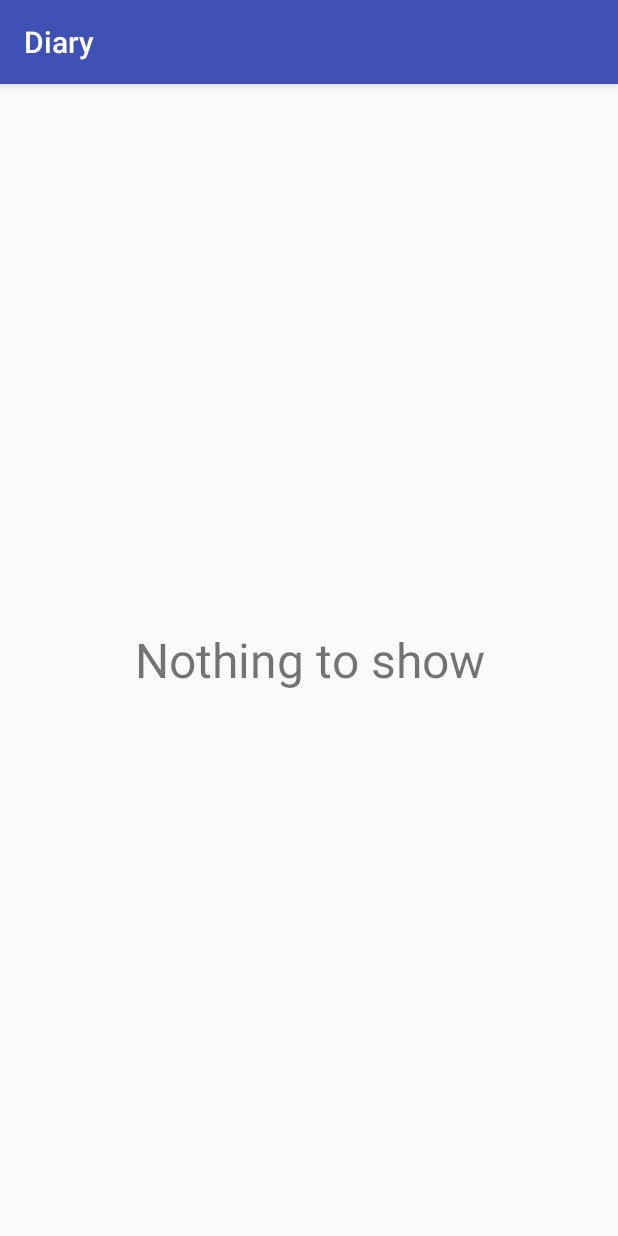
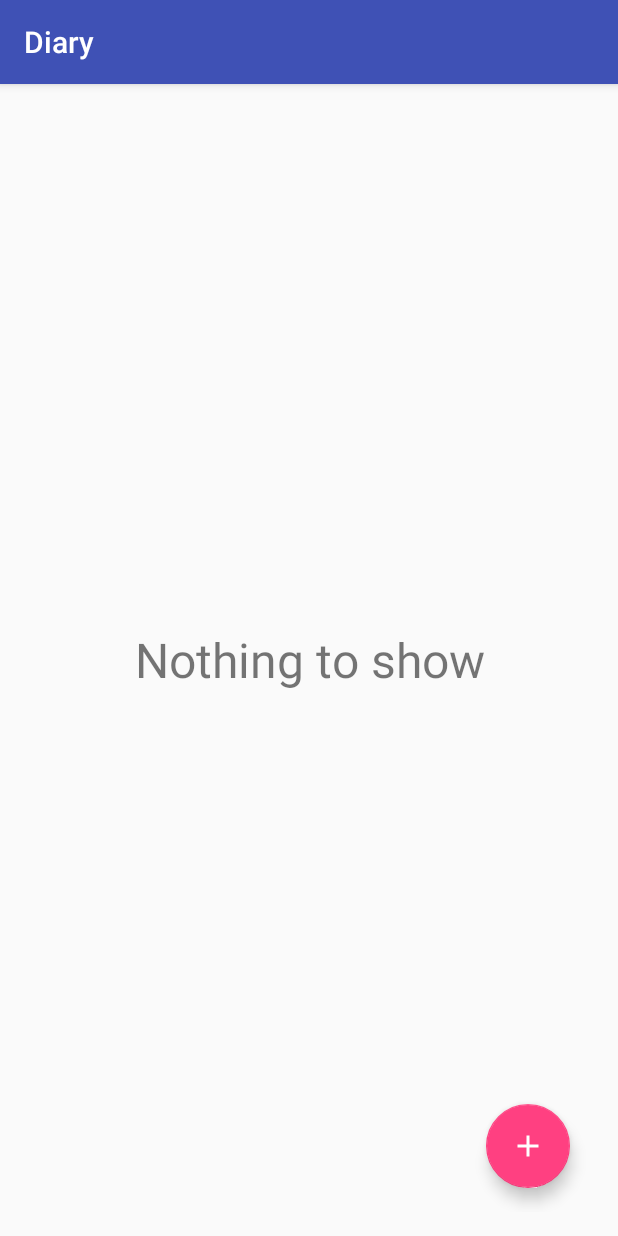
Before and after one commit to mjuopperi/Diary, an Android app: the screen it shows after launch (DiaryActivity), on a phone screen of 412 x 824 dp. Run offline under Robolectric (Android 15) with nearby library versions, the phone set to English and light mode, and no system bars.

Commit message:
Implement adding new entries

```diff
--- a/app/build.gradle
+++ b/app/build.gradle
@@ -26,4 +26,5 @@ dependencies {
     compile fileTree(dir: 'libs', include: ['*.jar'])
     testCompile 'junit:junit:4.12'
     compile 'com.android.support:appcompat-v7:24.2.0'
+    compile 'com.android.support:design:24.2.0'
 }
--- a/app/src/main/AndroidManifest.xml
+++ b/app/src/main/AndroidManifest.xml
@@ -15,6 +15,7 @@
                 <category android:name="android.intent.category.LAUNCHER" />
             </intent-filter>
         </activity>
+        <activity android:name=".AddEntryActivity" android:label="@string/label_add_entry"></activity>
     </application>
 
 </manifest>
--- /dev/null
+++ b/app/src/main/res/drawable/plus.xml
@@ -0,0 +1,8 @@
+<!-- drawable/plus.xml -->
+<vector xmlns:android="http://schemas.android.com/apk/res/android"
+    android:height="24dp"
+    android:width="24dp"
+    android:viewportWidth="24"
+    android:viewportHeight="24">
+    <path android:fillColor="#fff" android:pathData="M19,13H13V19H11V13H5V11H11V5H13V11H19V13Z" />
+</vector>
--- a/app/src/main/res/layout/activity_diary.xml
+++ b/app/src/main/res/layout/activity_diary.xml
@@ -23,6 +23,18 @@
         android:textSize="32sp"
         android:gravity="center" />
 
+    <android.support.design.widget.FloatingActionButton
+        android:id="@+id/add_entry_button"
+        app:fabSize="normal"
         android:layout_width="wrap_content"
         android:layout_height="wrap_content"
+        android:layout_gravity="end|bottom"
+        android:src="@drawable/plus"
+        android:layout_alignParentBottom="true"
+        android:layout_alignParentRight="true"
+        android:layout_alignParentEnd="true"
+        android:layout_marginRight="16dp"
+        android:layout_marginBottom="16dp"
+        android:onClick="addEntry"/>
+
 </RelativeLayout>
--- a/app/src/main/res/values/strings.xml
+++ b/app/src/main/res/values/strings.xml
@@ -1,4 +1,10 @@
 <resources>
     <string name="app_name">Diary</string>
     <string name="empty">Nothing to show</string>
+    <string name="label_date">Date</string>
+    <string name="label_title">Title</string>
+    <string name="label_description">Notes</string>
+    <string name="label_add_entry">Add Entry</string>
+    <string name="button_set_date">Set Date</string>
+    <string name="button_save_entry">Save Entry</string>
 </resources>
```
Also changed, not shown: app/src/main/java/com/github/mjuopperi/diary/AddEntryActivity.java (added, +68 -0 lines), app/src/main/java/com/github/mjuopperi/diary/DiaryActivity.java (+7 -0 lines), app/src/main/res/layout/activity_add_entry.xml (added, +61 -0 lines).
